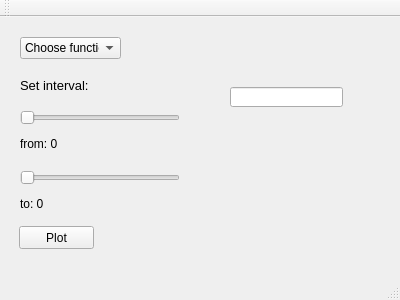
Above: Plotter/mainwindow.ui from myxture/Plotter before the change. Below: the same form after it.
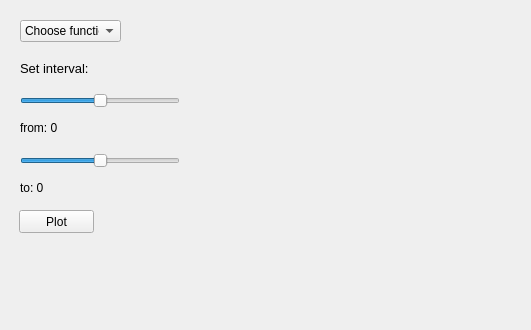
That is the form after the change. Custom widgets are drawn as their Qt base class.

Diff of the .ui file:
```diff
--- a/Plotter/mainwindow.ui
+++ b/Plotter/mainwindow.ui
@@ -6,8 +6,8 @@
    <rect>
     <x>0</x>
     <y>0</y>
-    <width>400</width>
-    <height>300</height>
+    <width>531</width>
+    <height>330</height>
    </rect>
   </property>
   <property name="windowTitle">
@@ -26,6 +26,12 @@
       <height>22</height>
      </rect>
     </property>
+    <property name="sizePolicy">
+     <sizepolicy hsizetype="Maximum" vsizetype="Fixed">
+      <horstretch>0</horstretch>
+      <verstretch>0</verstretch>
+     </sizepolicy>
+    </property>
     <item>
      <property name="text">
       <string>Choose function</string>
@@ -61,6 +67,12 @@
       <height>22</height>
      </rect>
     </property>
+    <property name="minimum">
+     <number>-180</number>
+    </property>
+    <property name="maximum">
+     <number>180</number>
+    </property>
     <property name="orientation">
      <enum>Qt::Horizontal</enum>
     </property>
@@ -74,6 +86,12 @@
       <height>22</height>
      </rect>
     </property>
+    <property name="minimum">
+     <number>-180</number>
+    </property>
+    <property name="maximum">
+     <number>180</number>
+    </property>
     <property name="orientation">
      <enum>Qt::Horizontal</enum>
     </property>
@@ -82,7 +100,7 @@
     <property name="geometry">
      <rect>
       <x>19</x>
-      <y>209</y>
+      <y>210</y>
       <width>75</width>
       <height>23</height>
      </rect>
@@ -91,16 +109,6 @@
      <string>Plot</string>
     </property>
    </widget>
-   <widget class="QLineEdit" name="lineEdit">
-    <property name="geometry">
-     <rect>
-      <x>230</x>
-      <y>70</y>
-      <width>113</width>
-      <height>20</height>
-     </rect>
-    </property>
-   </widget>
    <widget class="QLabel" name="xminLabel">
     <property name="enabled">
      <bool>true</bool>
@@ -109,8 +117,8 @@
      <rect>
       <x>20</x>
       <y>120</y>
-      <width>47</width>
-      <height>13</height>
+      <width>161</width>
+      <height>16</height>
      </rect>
     </property>
     <property name="locale">
@@ -125,8 +133,8 @@
      <rect>
       <x>20</x>
       <y>180</y>
-      <width>47</width>
-      <height>13</height>
+      <width>161</width>
+      <height>16</height>
      </rect>
     </property>
     <property name="locale">
@@ -157,18 +165,48 @@
      <string>Set interval:</string>
     </property>
    </widget>
+   <widget class="QCustomPlot" name="customPlot" native="true">
+    <property name="geometry">
+     <rect>
+      <x>200</x>
+      <y>10</y>
+      <width>301</width>
+      <height>301</height>
+     </rect>
+    </property>
+    <property name="sizePolicy">
+     <sizepolicy hsizetype="Expanding" vsizetype="Expanding">
+      <horstretch>0</horstretch>
+      <verstretch>0</verstretch>
+     </sizepolicy>
+    </property>
+    <property name="minimumSize">
+     <size>
+      <width>0</width>
+      <height>0</height>
+     </size>
+    </property>
+    <property name="cursor">
+     <cursorShape>ArrowCursor</cursorShape>
+    </property>
+    <property name="toolTip">
+     <string/>
+    </property>
+    <property name="toolTipDuration">
+     <number>-1</number>
+    </property>
+   </widget>
   </widget>
-  <widget class="QToolBar" name="mainToolBar">
-   <attribute name="toolBarArea">
-    <enum>TopToolBarArea</enum>
-   </attribute>
-   <attribute name="toolBarBreak">
-    <bool>false</bool>
-   </attribute>
-  </widget>
-  <widget class="QStatusBar" name="statusBar"/>
  </widget>
  <layoutdefault spacing="6" margin="11"/>
+ <customwidgets>
+  <customwidget>
+   <class>QCustomPlot</class>
+   <extends>QWidget</extends>
+   <header>qcustomplot.h</header>
+   <container>1</container>
+  </customwidget>
+ </customwidgets>
  <resources/>
  <connections/>
 </ui>
```
Left out of the diff: 24 changed lines with no effect on the pictures.
